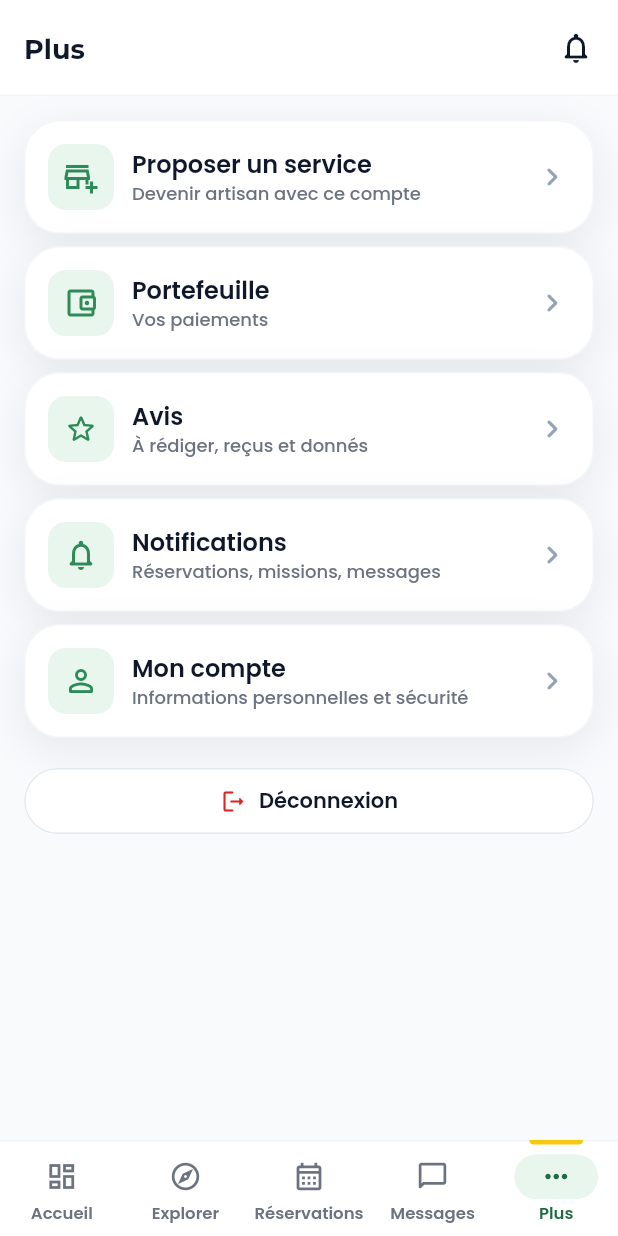
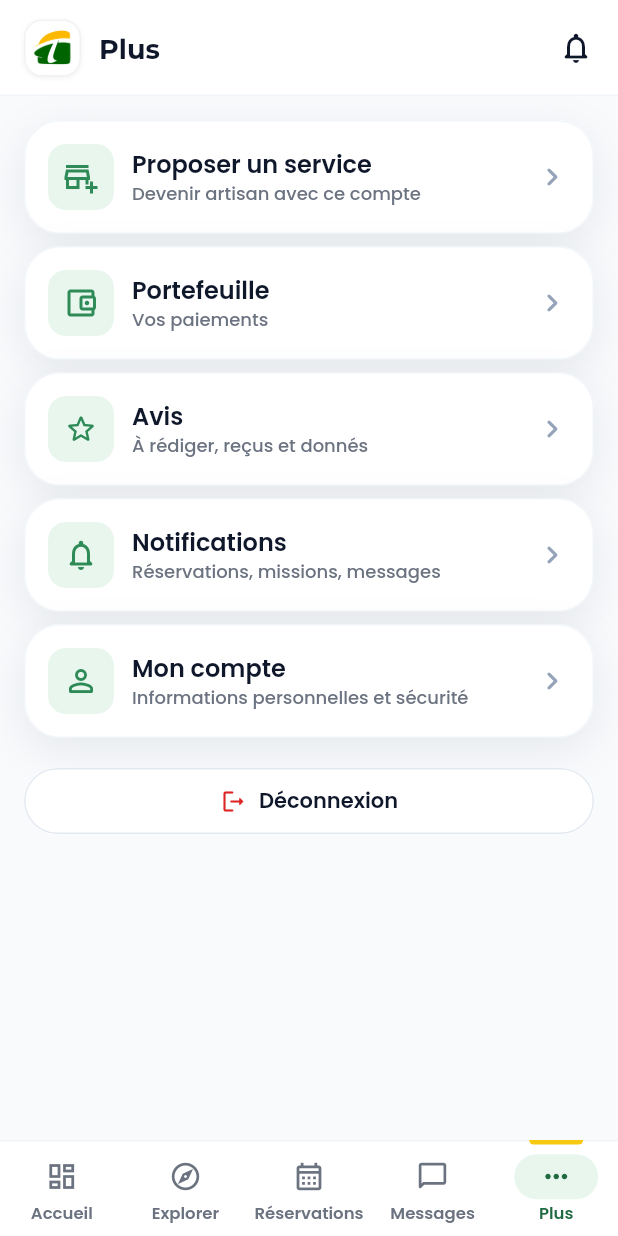
Before and after one commit to sergehoo/tratramob, a Flutter app: the DashboardScreen screen opened by its route, item 5 of the bottom bar chosen, on a phone screen of 412 x 824 dp. Run offline on Flutter 3.47's test engine with Material 3 defaults, Android fonts, the phone set to English and light mode, and no system bars; our stand-ins replace cached_network_image, carousel_slider, flutter_secure_storage, font_awesome_flutter, geolocator, image_picker and 1 more; accounts and stored records are empty; network calls fail.

Commit message:
fix(flutter): le logo officiel figure dans l'en-tête de l'espace unifié
L'accueil n'affichait que le nom « Tratra » : le logo (pastille officielle) précède désormais le nom
sur l'accueil et le titre sur les onglets Réservations, Messages et Plus, comme la barre supérieure du web
(l'onglet Explorer garde son en-tête propre, qui l'avait déjà).

Co-Authored-By: Claude Sonnet 5.5 <noreply@anthropic.com>

```diff
--- a/flutter_tratra/lib/screens/dashboard/dashboard_screen.dart
+++ b/flutter_tratra/lib/screens/dashboard/dashboard_screen.dart
@@ -81,8 +81,19 @@ class _DashboardScreenState extends State<DashboardScreen> with WidgetsBindingOb
           ? null
           : TratraAppBar(
               automaticallyImplyLeading: false,
-              titleWidget: _index == 0 ? const TratraWordmark(size: 28) : null,
-              title: _index == 0 ? null : _titles[_index],
+              // Logo officiel + nom de la marque sur l'accueil ; logo + titre sur les autres onglets
+              // (comme la barre supérieure du web).
+              titleWidget: Row(mainAxisSize: MainAxisSize.min, children: [
+                const TratraBrandMark(size: 38),
+                const SizedBox(width: TtSpace.s3),
+                if (_index == 0)
+                  const TratraWordmark(size: 28)
+                else
+                  Flexible(
+                    child: Text(_titles[_index],
+                        maxLines: 1, overflow: TextOverflow.ellipsis, style: TratraTheme.style(TtType.h3)),
+                  ),
+              ]),
               actions: [
                 IconButton(
                   tooltip: 'Notifications',
```
